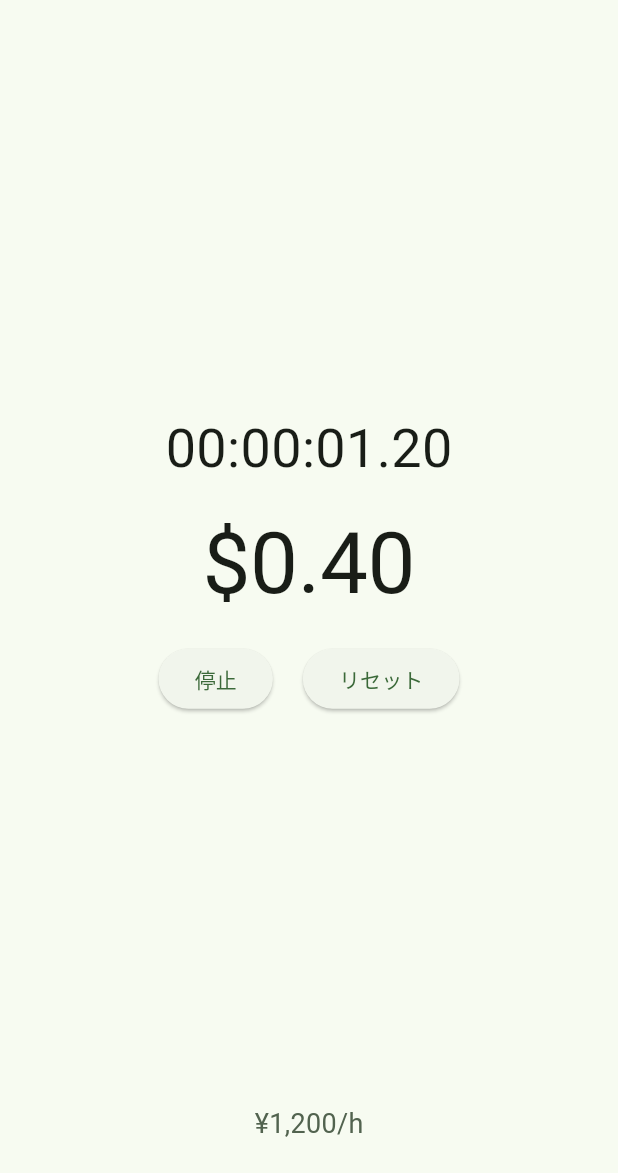
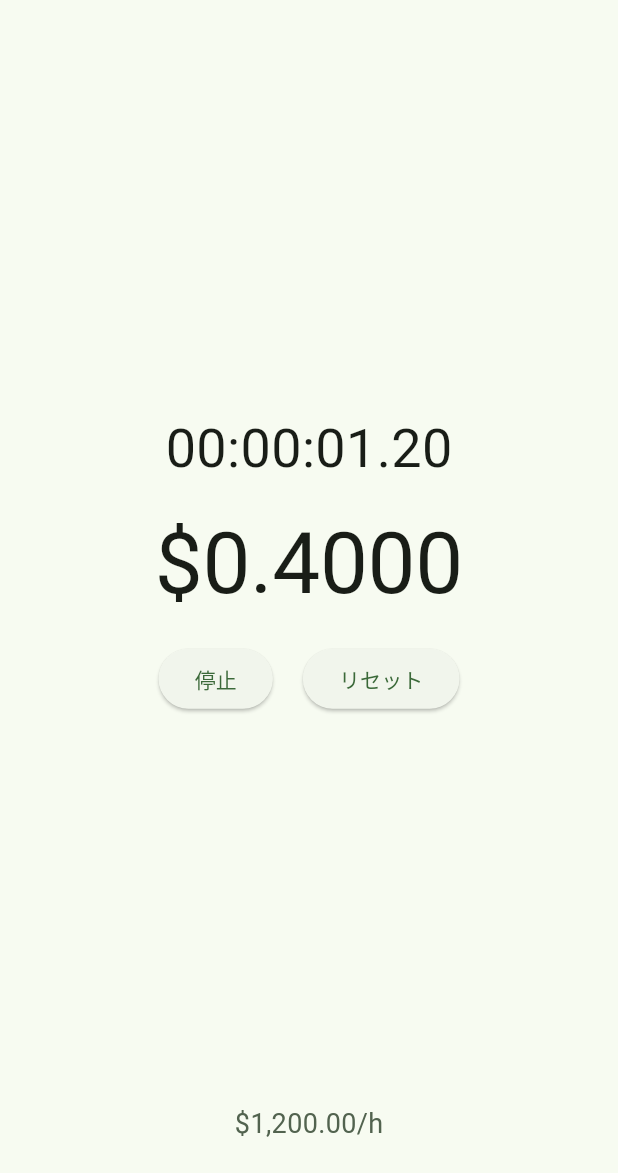
Before and after one commit to twajp/SalaryWatch, a Flutter app: the screen it shows after launch, after a tap on "開始", on a phone screen of 412 x 824 dp, the part 63-1236 px from its top. Run offline on Flutter 3.47's test engine with Material 3 defaults, Android fonts, the phone set to English and light mode, and no system bars; our stand-ins replace settings_ui, shared_preferences.

Commit message:
多言語対応を追加し、通貨表示を改善。時給の保存方法を修正。

```diff
--- a/lib/main.dart
+++ b/lib/main.dart
@@ -1,4 +1,5 @@
 import 'dart:async';
+import 'package:flutter_localizations/flutter_localizations.dart';
 import 'package:flutter/material.dart';
 import 'package:flutter/services.dart';
 import 'package:intl/intl.dart';
@@ -43,6 +44,15 @@ class MyApp extends StatelessWidget {
         '/': (BuildContext context) => const StopwatchPage(title: 'SalaryWatch'),
         '/settings': (BuildContext context) => const SettingsPage(title: '設定'),
       },
+      localizationsDelegates: [
+        GlobalMaterialLocalizations.delegate,
+        GlobalWidgetsLocalizations.delegate,
+        GlobalCupertinoLocalizations.delegate,
+      ],
+      supportedLocales: [
+        Locale('en'),
+        Locale('ja'),
+      ],
     );
   }
 }
@@ -135,10 +145,32 @@ class StopwatchPageState extends State<StopwatchPage> {
   Widget build(BuildContext context) {
     // 端末のロケール情報を取得
     final Locale currentLocale = Localizations.localeOf(context);
-    // 通貨マークを取得
-    String currencySymbol = NumberFormat.simpleCurrency(locale: currentLocale.toString()).currencySymbol;
-    NumberFormat format = NumberFormat("#,##0.00");
-    print(Intl.defaultLocale);
+
+    // ストップウォッチ下の金額表示用フォーマッタ
+    final NumberFormat detailedFormatter = NumberFormat.currency(
+      locale: currentLocale.toString(),
+      symbol: '',
+    );
+    detailedFormatter
+      ..minimumFractionDigits = currentLocale.languageCode == 'ja' ? 2 : 4
+      ..maximumFractionDigits = currentLocale.languageCode == 'ja' ? 2 : 4;
+
+    // 一番下の/h表示用フォーマッタ（通常の小数点以下2桁）
+    final NumberFormat standardFormatter = NumberFormat.simpleCurrency(
+      locale: currentLocale.toString(),
+    );
+
+    // ストップウォッチ下の金額をフォーマット
+    final String detailedAmount = detailedFormatter.format(
+      _elapsed.inMilliseconds * (hourlyWage / 3600000),
+    );
+
+    // 一番下の/h表示用の金額をフォーマット
+    final String standardHourlyWage = standardFormatter.format(hourlyWage);
+
+    // 通貨記号
+    final String currencySymbol = standardFormatter.currencySymbol;
+
     return Scaffold(
       appBar: AppBar(
         title: Text(widget.title),
@@ -163,8 +195,7 @@ class StopwatchPageState extends State<StopwatchPage> {
           ),
           const SizedBox(height: 20),
           Text(
-            '$currencySymbol'
-            '${format.format((_elapsed.inMilliseconds * (hourlyWage / 60 / 60 / 1000)))}',
+            '$currencySymbol$detailedAmount',
             style: Theme.of(context).textTheme.displayLarge,
           ),
           const SizedBox(height: 20),
@@ -191,8 +222,7 @@ class StopwatchPageState extends State<StopwatchPage> {
           //   style: TextStyle(color: Theme.of(context).colorScheme.secondary, fontSize: 18),
           // ),
           Text(
-            '${NumberFormat.simpleCurrency(locale: 'ja_JP').format(hourlyWage)}'
-            '/h',
+            '$standardHourlyWage/h',
             style: TextStyle(color: Theme.of(context).colorScheme.secondary, fontSize: 18),
           ),
           const SizedBox(height: 20),
--- a/lib/save_settings.dart
+++ b/lib/save_settings.dart
@@ -12,5 +12,5 @@ Future<void> saveHourlyWage(int hourlyWage) async {
 // 時給を読み込む関数
 Future<double> loadHourlyWage() async {
   final SharedPreferences prefs = await SharedPreferences.getInstance();
-  return prefs.getInt(hourlyWageKey)?.toDouble() ?? 1200.0; // 初期値は1200.0
+  return prefs.getInt(hourlyWageKey)?.toDouble() ?? 1200; // 初期値は1200
 }
--- a/pubspec.yaml
+++ b/pubspec.yaml
@@ -10,9 +10,10 @@ environment:
 dependencies:
   flutter:
     sdk: flutter
-
+  flutter_localizations:
+    sdk: flutter
   cupertino_icons: ^1.0.8
-  intl: ^0.20.1
+  intl: ^0.19.0
   settings_ui: ^2.0.2
   shared_preferences: ^2.3.5
 
```
Also changed, not shown: pubspec.lock.
